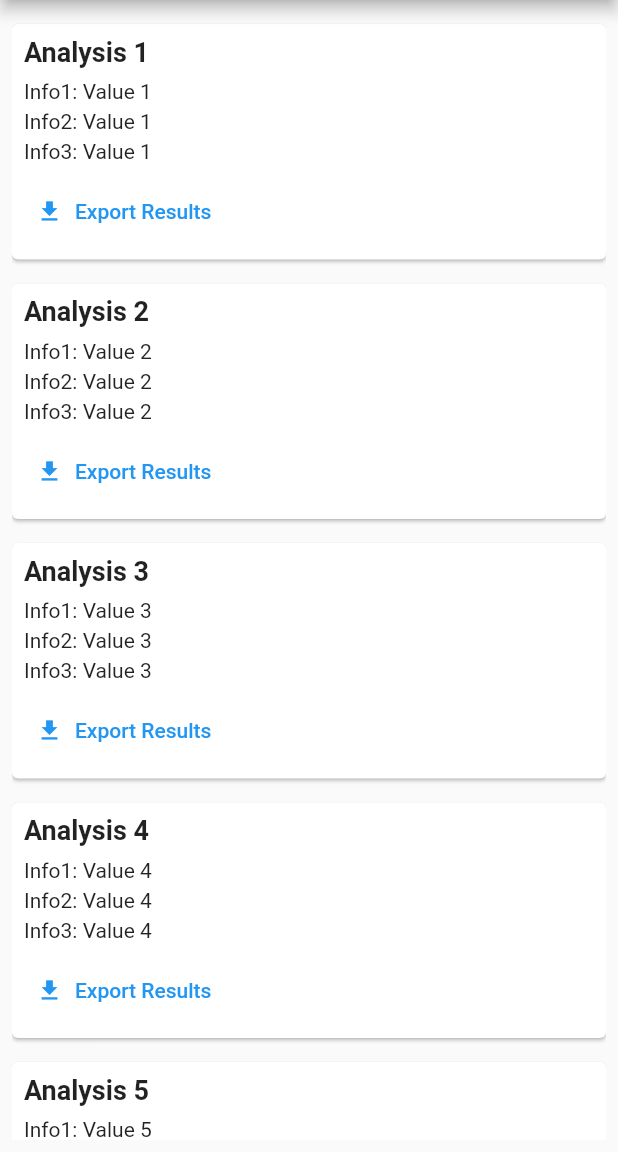
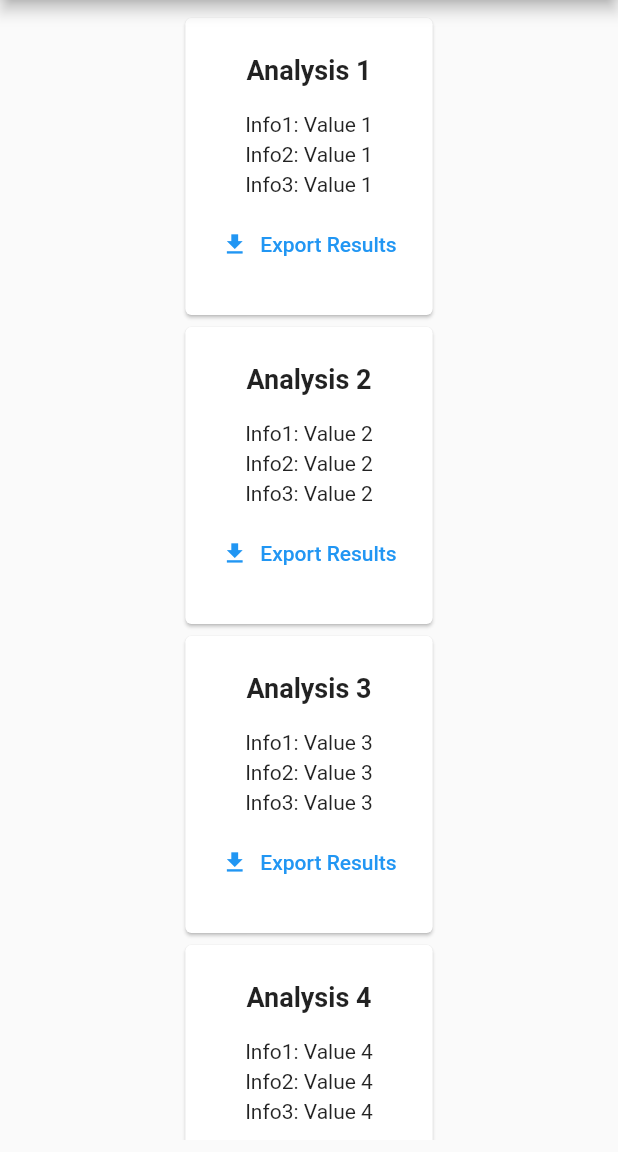
Before and after one commit to PabloHernandezP/SeniorProject, a Flutter app: the screen it shows after launch, in the side drawer, after a tap on "Access History", on a phone screen of 412 x 824 dp, the part 84-1236 px from its top. Run offline on Flutter 3.47's test engine with Material 2 defaults, Android fonts, the phone set to English and light mode, and no system bars; our stand-ins replace carousel_slider, file_picker, firebase_auth, firebase_core, firebase_database, firebase_storage and 4 more; accounts and stored records are empty.

Commit message:
sizing and alignment

```diff
--- a/lib/pages/history/widgets/history_entry.dart
+++ b/lib/pages/history/widgets/history_entry.dart
@@ -1,35 +1,47 @@
 import 'package:flutter/material.dart';
 
 class HistoryEntry extends StatelessWidget {
-  final UserProfileAnalysis userProfileAnalysis;
+  final HistoryEntryData historyEntryData;
 
-  const HistoryEntry({Key? key, required this.userProfileAnalysis})
+  const HistoryEntry({Key? key, required this.historyEntryData})
       : super(key: key);
 
   @override
   Widget build(BuildContext context) {
-    return Card(
-      margin: const EdgeInsets.symmetric(vertical: 8.0),
-      child: Padding(
-        padding: const EdgeInsets.all(8.0),
+    final screenHeight = MediaQuery.of(context).size.height;
+    final screenWidth = MediaQuery.of(context).size.width;
+
+    return SizedBox(
+      height: screenHeight / 4,
+      child: Center(
+        child: Card(
           child: Column(
-          crossAxisAlignment: CrossAxisAlignment.start,
+            crossAxisAlignment: CrossAxisAlignment.center,
+            mainAxisAlignment: MainAxisAlignment.center,
             children: [
+              SizedBox(
+                width: screenWidth / 2.5,
+                height: 1,
+              ),
               Text(
-              userProfileAnalysis.title,
-              style: const TextStyle(fontSize: 18, fontWeight: FontWeight.bold),
+                historyEntryData.title,
+                style:
+                    const TextStyle(fontSize: 18, fontWeight: FontWeight.bold),
+              ),
+              const SizedBox(
+                width: 1,
+                height: 10,
               ),
               const SizedBox(height: 8),
-            Text(userProfileAnalysis.info1),
+              Text(historyEntryData.info1),
               const SizedBox(height: 4),
-            Text(userProfileAnalysis.info2),
+              Text(historyEntryData.info2),
               const SizedBox(height: 4),
-            Text(userProfileAnalysis.info3),
+              Text(historyEntryData.info3),
               const SizedBox(height: 8),
               TextButton.icon(
                 onPressed: () {
-                // Implement your CSV export functionality here
-                print('Export results for ${userProfileAnalysis.title}');
+                  // read CSV from DB here
                 },
                 icon: const Icon(Icons.download, size: 18),
                 label: const Text('Export Results'),
@@ -37,17 +49,18 @@ class HistoryEntry extends StatelessWidget {
             ],
           ),
         ),
+      ),
     );
   }
 }
 
-class UserProfileAnalysis {
+class HistoryEntryData {
   final String title;
   final String info1;
   final String info2;
   final String info3;
 
-  UserProfileAnalysis({
+  HistoryEntryData({
     required this.title,
     required this.info1,
     required this.info2,
--- a/lib/pages/history/widgets/history_list.dart
+++ b/lib/pages/history/widgets/history_list.dart
@@ -2,9 +2,10 @@ import 'package:equine_ai/pages/history/widgets/history_entry.dart';
 import 'package:flutter/material.dart';
 
 class HistoryList extends StatelessWidget {
-  final List<UserProfileAnalysis> _userProfileAnalyses = List.generate(
+  // read history from DB to populate this
+  final List<HistoryEntryData> _historyEntries = List.generate(
     5,
-    (index) => UserProfileAnalysis(
+    (index) => HistoryEntryData(
       title: 'Analysis ${index + 1}',
       info1: 'Info1: Value ${index + 1}',
       info2: 'Info2: Value ${index + 1}',
@@ -19,10 +20,10 @@ class HistoryList extends StatelessWidget {
     return Padding(
       padding: const EdgeInsets.all(8.0),
       child: ListView.builder(
-        itemCount: _userProfileAnalyses.length,
+        itemCount: _historyEntries.length,
         itemBuilder: (context, index) {
           return HistoryEntry(
-            userProfileAnalysis: _userProfileAnalyses[index],
+            historyEntryData: _historyEntries[index],
           );
         },
       ),
```
Lines whose indentation alone changed are shown as unchanged.
